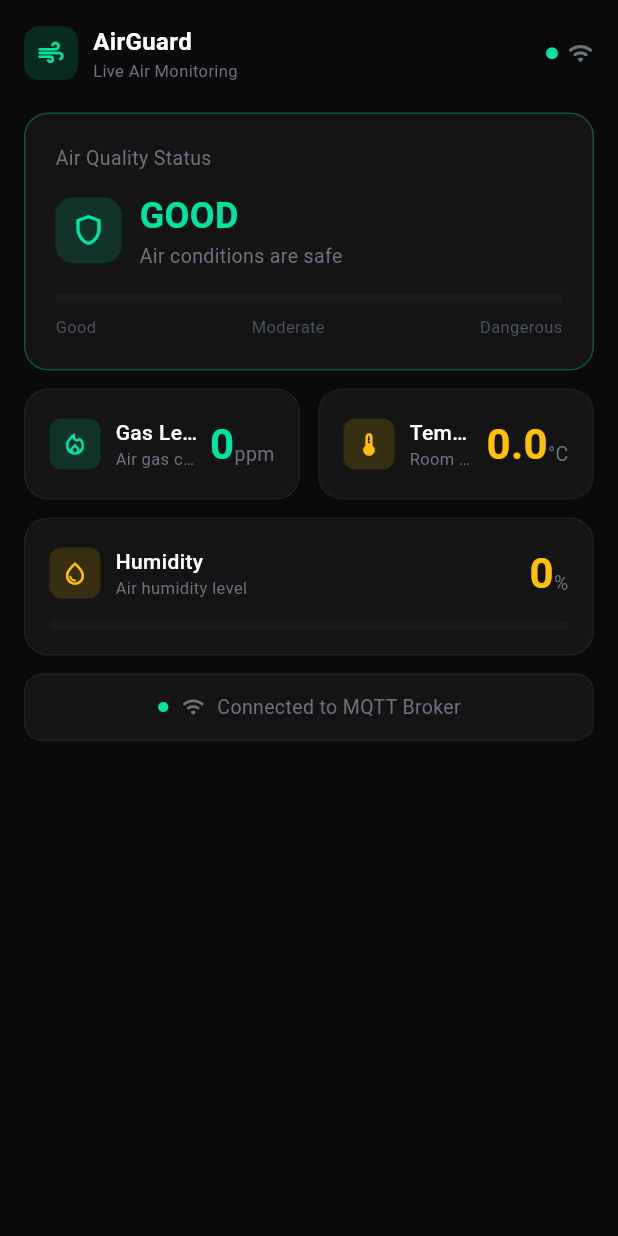
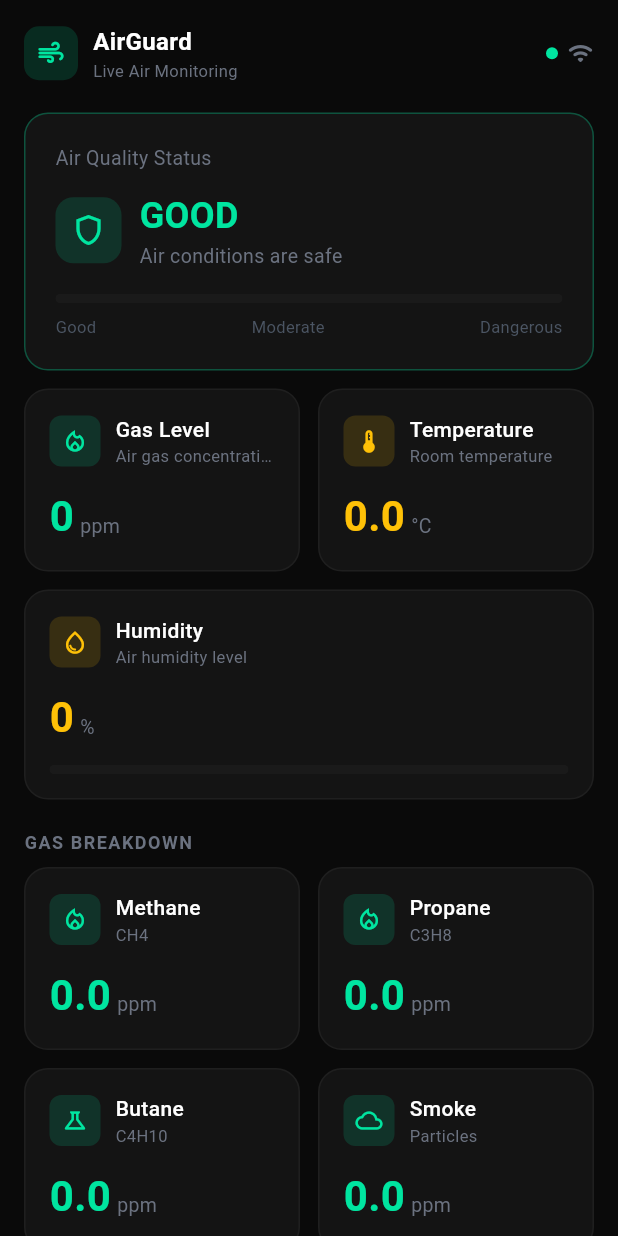
Before and after one commit to yousefemadkhazbak183/air_quality_app, a Flutter app: the DashboardBody widget shown alone on an empty page, opened directly with empty values, on a phone screen of 412 x 824 dp. Run offline on Flutter 3.47's test engine with Material 3 defaults, Android fonts, the phone set to English and light mode, and no system bars; our stand-ins replace equatable, fl_chart, flutter_bloc, fpdart, get_it, go_router and 1 more; accounts and stored records are empty; network calls fail.

Commit message:
feat(dashboard): add individual gas cards for methane, propane, butane, smoke, alcohol. feat(analytics): add charts for all gas readings - methane, propane, butane, smoke, alcohol

```diff
--- a/lib/core/constants/app_constants.dart
+++ b/lib/core/constants/app_constants.dart
@@ -1,6 +1,6 @@
 abstract final class AppConstants {
   // HTTP API
-  static const String baseUrl = 'http://192.168.0.109';
+  static const String baseUrl = 'http://192.168.43.150';
   static const String sensorDataEndpoint = '/api/data';
   static const Duration pollingInterval = Duration(seconds: 2);
 
--- a/lib/presentation/bloc/sensor_data_cubit.dart
+++ b/lib/presentation/bloc/sensor_data_cubit.dart
@@ -32,12 +32,10 @@ final class SensorDataCubit extends Cubit<SensorDataState> {
   void _subscribeToStream() {
     _streamSubscription = _getReadingsStream().listen(
       (readings) {
-        print('Stream received: ${readings.length} readings');
         if (readings.isEmpty) return;
         emit(SensorDataUpdated(reading: readings.first, history: readings));
       },
       onError: (Object error) {
-        print('Stream error: $error');
         emit(SensorDataError(message: 'Stream error: $error'));
       },
     );
@@ -46,9 +44,7 @@ final class SensorDataCubit extends Cubit<SensorDataState> {
   void _startPolling() {
     _pollingTimer = Timer.periodic(AppConstants.pollingInterval, (_) async {
       final result = await _fetchAndSync();
-      // لو فشل الـ polling مش بنمسح الـ stream data
       result.fold((failure) {
-        // بس نعمل error لو مفيش data خالص
         if (state is! SensorDataUpdated) {
           emit(SensorDataError(message: failure.message));
         }
--- a/lib/presentation/screens/graph/analytics_screen.dart
+++ b/lib/presentation/screens/graph/analytics_screen.dart
@@ -32,14 +32,66 @@ class AnalyticsScreen extends StatelessWidget {
                   const AnalyticsHeader(),
                   const SizedBox(height: 20),
                   ChartCard(
-                    title: 'Gas Level',
-                    subtitle: 'Air gas concentration over time',
+                    title: 'Methane',
+                    subtitle: 'CH4 concentration over time',
                     icon: Icons.local_fire_department_outlined,
                     iconColor: AppColors.good,
                     chart: SensorLineChart(
                       readings: history,
                       lineColor: AppColors.good,
-                      valueSelector: (r) => r.dominantGasLevel,
+                      valueSelector: (r) => r.methane,
+                      unitLabel: 'ppm',
+                    ),
+                  ),
+                  const SizedBox(height: 16),
+                  ChartCard(
+                    title: 'Propane',
+                    subtitle: 'C3H8 concentration over time',
+                    icon: Icons.local_fire_department_outlined,
+                    iconColor: Colors.orange,
+                    chart: SensorLineChart(
+                      readings: history,
+                      lineColor: Colors.orange,
+                      valueSelector: (r) => r.propane,
+                      unitLabel: 'ppm',
+                    ),
+                  ),
+                  const SizedBox(height: 16),
+                  ChartCard(
+                    title: 'Butane',
+                    subtitle: 'C4H10 concentration over time',
+                    icon: Icons.science_outlined,
+                    iconColor: Colors.purple,
+                    chart: SensorLineChart(
+                      readings: history,
+                      lineColor: Colors.purple,
+                      valueSelector: (r) => r.butane,
+                      unitLabel: 'ppm',
+                    ),
+                  ),
+                  const SizedBox(height: 16),
+                  ChartCard(
+                    title: 'Smoke',
+                    subtitle: 'Smoke particles over time',
+                    icon: Icons.cloud_outlined,
+                    iconColor: AppColors.textSecondary,
+                    chart: SensorLineChart(
+                      readings: history,
+                      lineColor: AppColors.textSecondary,
+                      valueSelector: (r) => r.smoke,
+                      unitLabel: 'ppm',
+                    ),
+                  ),
+                  const SizedBox(height: 16),
+                  ChartCard(
+                    title: 'Alcohol',
+                    subtitle: 'Ethanol concentration over time',
+                    icon: Icons.water_drop_outlined,
+                    iconColor: Colors.lightBlue,
+                    chart: SensorLineChart(
+                      readings: history,
+                      lineColor: Colors.lightBlue,
+                      valueSelector: (r) => r.alcohol,
                       unitLabel: 'ppm',
                     ),
                   ),
@@ -48,10 +100,10 @@ class AnalyticsScreen extends StatelessWidget {
                     title: 'Temperature',
                     subtitle: 'Room temperature over time',
                     icon: Icons.thermostat_outlined,
-                    iconColor: Colors.lightBlue,
+                    iconColor: AppColors.moderate,
                     chart: SensorLineChart(
                       readings: history,
-                      lineColor: Colors.lightBlue,
+                      lineColor: AppColors.moderate,
                       valueSelector: (r) => r.temperature,
                       unitLabel: '°C',
                     ),
--- a/lib/presentation/widgets/dashboard_body.dart
+++ b/lib/presentation/widgets/dashboard_body.dart
@@ -6,6 +6,7 @@ import '../../domain/entities/sensor_reading.dart';
 import 'air_quality_status_card.dart';
 import 'connection_status_bar.dart';
 import 'dashboard_header.dart';
+import 'gas_cards_row.dart';
 import 'sensor_card.dart';
 
 class DashboardBody extends StatelessWidget {
@@ -66,6 +67,18 @@ class DashboardBody extends StatelessWidget {
             showProgress: true,
             progressValue: reading.humidity / 100,
           ),
+          const SizedBox(height: 20),
+          const Text(
+            'GAS BREAKDOWN',
+            style: TextStyle(
+              color: AppColors.textSecondary,
+              fontSize: 12,
+              fontWeight: FontWeight.w600,
+              letterSpacing: 1,
+            ),
+          ),
+          const SizedBox(height: 8),
+          GasCardsRow(reading: reading),
           const SizedBox(height: 12),
           const ConnectionStatusBar(),
         ],
--- /dev/null
+++ b/lib/presentation/widgets/gas_cards_row.dart
@@ -0,0 +1,90 @@
+import 'package:flutter/material.dart';
+
+import '../../core/enums/air_quality_status.dart';
+import '../../core/theme/app_colors.dart';
+import '../../core/utils/air_quality_calculator.dart';
+import '../../domain/entities/sensor_reading.dart';
+import 'sensor_card.dart';
+
+class GasCardsRow extends StatelessWidget {
+  const GasCardsRow({super.key, required this.reading});
+
+  final SensorReading reading;
+
+  Color _gasColor(double ppm) {
+    final status = AirQualityCalculator.fromGasPpm(ppm);
+    return switch (status) {
+      AirQualityStatus.good => AppColors.good,
+      AirQualityStatus.moderate => AppColors.moderate,
+      AirQualityStatus.dangerous => AppColors.dangerous,
+    };
+  }
+
+  @override
+  Widget build(BuildContext context) {
+    return Column(
+      children: [
+        Row(
+          children: [
+            Expanded(
+              child: SensorCard(
+                title: 'Methane',
+                subtitle: 'CH4',
+                value: reading.methane.toStringAsFixed(1),
+                unit: 'ppm',
+                icon: Icons.local_fire_department_outlined,
+                accentColor: _gasColor(reading.methane),
+              ),
+            ),
+            const SizedBox(width: 12),
+            Expanded(
+              child: SensorCard(
+                title: 'Propane',
+                subtitle: 'C3H8',
+                value: reading.propane.toStringAsFixed(1),
+                unit: 'ppm',
+                icon: Icons.local_fire_department_outlined,
+                accentColor: _gasColor(reading.propane),
+              ),
+            ),
+          ],
+        ),
+        const SizedBox(height: 12),
+        Row(
+          children: [
+            Expanded(
+              child: SensorCard(
+                title: 'Butane',
+                subtitle: 'C4H10',
+                value: reading.butane.toStringAsFixed(1),
+                unit: 'ppm',
+                icon: Icons.science_outlined,
+                accentColor: _gasColor(reading.butane),
+              ),
+            ),
+            const SizedBox(width: 12),
+            Expanded(
+              child: SensorCard(
+                title: 'Smoke',
+                subtitle: 'Particles',
+                value: reading.smoke.toStringAsFixed(1),
+                unit: 'ppm',
+                icon: Icons.cloud_outlined,
+                accentColor: _gasColor(reading.smoke),
+              ),
+            ),
+          ],
+        ),
+        const SizedBox(height: 12),
+        SensorCard(
+          title: 'Alcohol',
+          subtitle: 'Ethanol',
+          value: reading.alcohol.toStringAsFixed(1),
+          unit: 'ppm',
+          icon: Icons.water_drop_outlined,
+          accentColor: _gasColor(reading.alcohol),
+        ),
+      ],
+    );
+  }
+}
--- a/lib/presentation/widgets/sensor_card.dart
+++ b/lib/presentation/widgets/sensor_card.dart
@@ -37,10 +37,6 @@ class SensorCard extends StatelessWidget {
         crossAxisAlignment: CrossAxisAlignment.start,
         children: [
           Row(
-            mainAxisAlignment: MainAxisAlignment.spaceBetween,
-            children: [
-              Expanded(
-                child: Row(
             children: [
               Container(
                 padding: const EdgeInsets.all(8),
@@ -57,28 +53,29 @@ class SensorCard extends StatelessWidget {
                   children: [
                     Text(
                       title,
+                      maxLines: 1,
+                      overflow: TextOverflow.ellipsis,
                       style: const TextStyle(
                         color: AppColors.textPrimary,
                         fontSize: 14,
                         fontWeight: FontWeight.w500,
                       ),
-                            overflow: TextOverflow.ellipsis,
                     ),
                     Text(
                       subtitle,
+                      maxLines: 1,
+                      overflow: TextOverflow.ellipsis,
                       style: const TextStyle(
                         color: AppColors.textSecondary,
                         fontSize: 11,
                       ),
-                            overflow: TextOverflow.ellipsis,
                     ),
                   ],
                 ),
               ),
             ],
           ),
-              ),
-              const SizedBox(width: 8),
+          const SizedBox(height: 12),
           Row(
             crossAxisAlignment: CrossAxisAlignment.end,
             children: [
@@ -90,6 +87,7 @@ class SensorCard extends StatelessWidget {
                   fontWeight: FontWeight.w700,
                 ),
               ),
+              const SizedBox(width: 4),
               Padding(
                 padding: const EdgeInsets.only(bottom: 4),
                 child: Text(
@@ -99,8 +97,6 @@ class SensorCard extends StatelessWidget {
                     fontSize: 13,
                   ),
                 ),
-                  ),
-                ],
               ),
             ],
           ),
```
Lines whose indentation alone changed are shown as unchanged.
